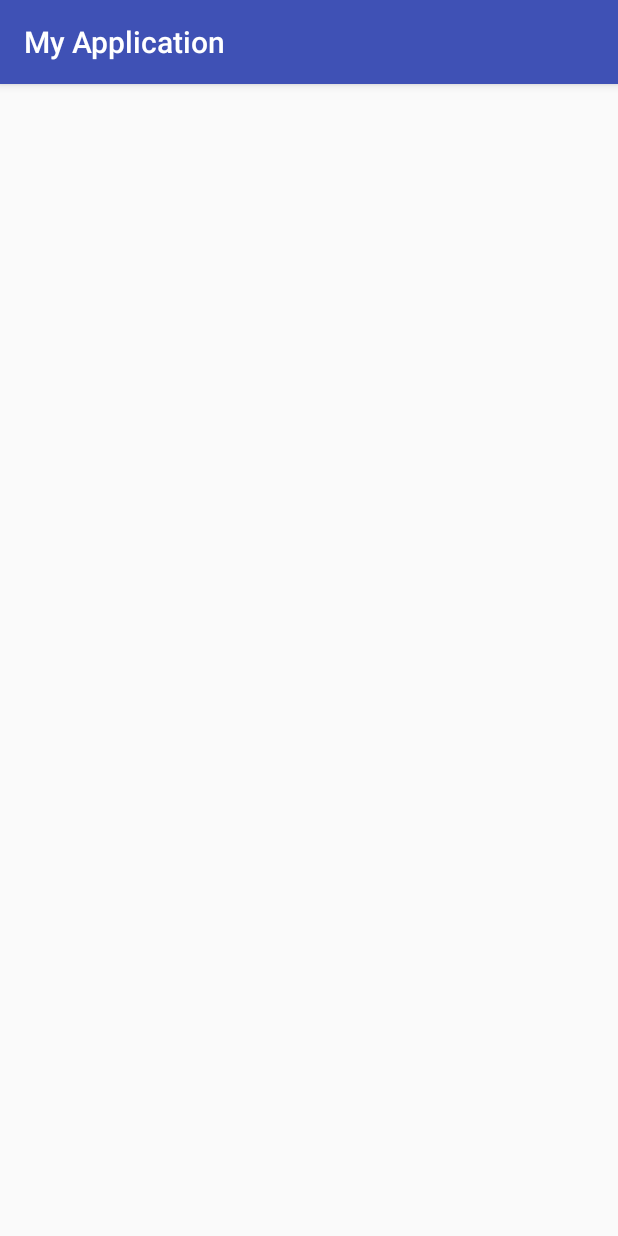
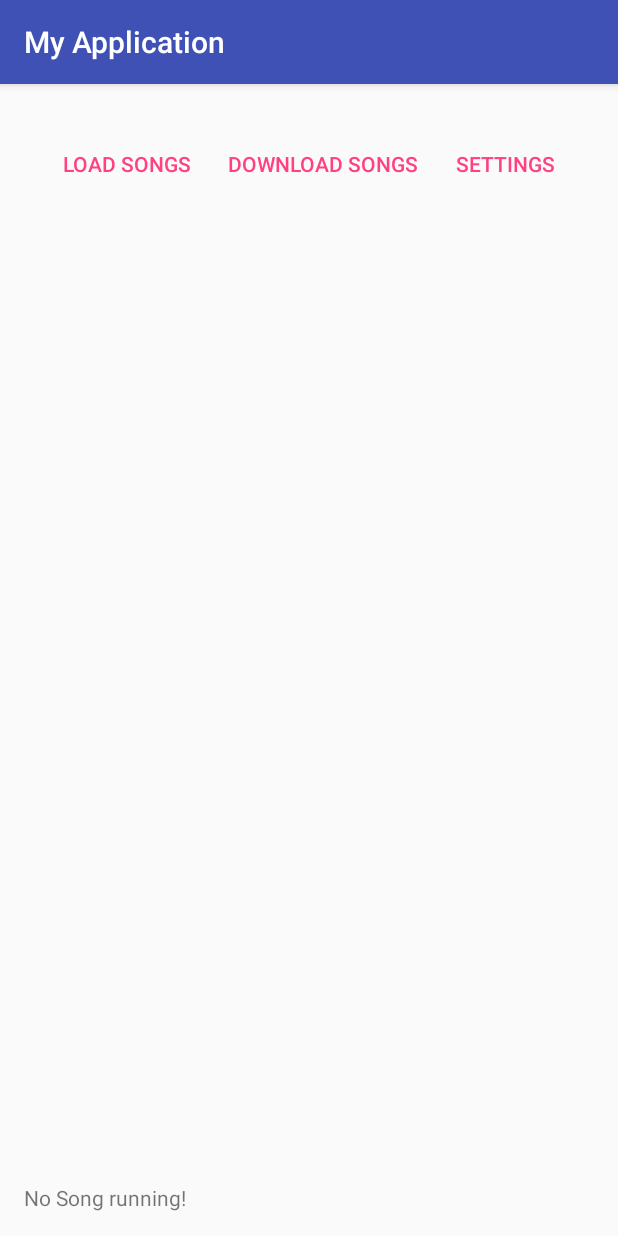
Before and after one commit to BGMitkov/SimpleMediaPlayer, an Android app: the screen it shows after launch (MainActivity), on a phone screen of 412 x 824 dp. Run offline under Robolectric (Android 15) with nearby library versions, the phone set to English and light mode, and no system bars; plain views replace ContentLoadingProgressBarr.

Commit message:
working version of the app, without settings on genre

```diff
--- a/app/src/main/java/com/example/bgmitkov/myapplication/LocalStorageMusicLoader.java
+++ b/app/src/main/java/com/example/bgmitkov/myapplication/LocalStorageMusicLoader.java
@@ -38,6 +38,7 @@ final class LocalStorageMusicLoader implements LoaderManager.LoaderCallbacks<Cur
     @Override
     public void onLoadFinished(Loader<Cursor> loader, Cursor data) {
         cursorAdapter.swapCursor(data);
+
     }
 
     @Override
--- a/app/src/main/java/com/example/bgmitkov/myapplication/MainActivity.java
+++ b/app/src/main/java/com/example/bgmitkov/myapplication/MainActivity.java
@@ -1,15 +1,16 @@
 package com.example.bgmitkov.myapplication;
 
+import android.content.Intent;
 import android.database.Cursor;
 import android.media.AudioManager;
 import android.os.Bundle;
 import android.os.Environment;
 import android.provider.MediaStore;
 import android.support.v4.app.LoaderManager;
-import android.support.v4.widget.CursorAdapter;
-import android.support.v4.widget.SimpleCursorAdapter;
 import android.support.v7.app.AppCompatActivity;
+import android.view.View;
 import android.widget.ListView;
+import android.widget.TextView;
 
 
 public class MainActivity extends AppCompatActivity {
@@ -17,6 +18,8 @@ public class MainActivity extends AppCompatActivity {
     ListView listView = null;
     MyMediaPlayer mediaPlayer = null;
     MyListAdapter cursorAdapter = null;
+
+
     private LoaderManager.LoaderCallbacks<Cursor> externalStorageMusicLoader = null;
     private LoaderManager.LoaderCallbacks<Cursor> internalStorageMusicLoader = null;
     private static final int INTERNAL_STORAGE_MUSIC_LOADER_ID = 1;
@@ -36,30 +39,40 @@ public class MainActivity extends AppCompatActivity {
         setContentView(R.layout.activity_main);
 
         listView = (ListView) findViewById(R.id._list_view);
+        TextView runningSongHolder = (TextView) findViewById(R.id._text_view);
 
-        mediaPlayer = new MyMediaPlayer(listView);
+        mediaPlayer = new MyMediaPlayer(listView, runningSongHolder);
         mediaPlayer.setAudioStreamType(AudioManager.STREAM_MUSIC);
 
-        String[] fromColumns = {MediaStore.Audio.Media.DISPLAY_NAME,MediaStore.Audio.Media.DATA};
-        int[] toViews = {R.id._display_name,R.id._file_path};
+        /*String[] fromColumns = {MediaStore.Audio.Media.DISPLAY_NAME,MediaStore.Audio.Media.DATA};
+        int[] toViews = {R.id._display_name,R.id._file_path};*/
 
         cursorAdapter = new MyListAdapter(this, null);
-        boolean externalStorage = isExternalStorageReadable();
+
         internalStorageMusicLoader = new LocalStorageMusicLoader(this, MediaStore.Audio.Media.INTERNAL_CONTENT_URI, PROJECTION,SELECTION, cursorAdapter);
-        externalStorageMusicLoader = externalStorage?new LocalStorageMusicLoader(this,  MediaStore.Audio.Media.EXTERNAL_CONTENT_URI, PROJECTION,SELECTION, cursorAdapter):null;
+        externalStorageMusicLoader = isExternalStorageReadable()?new LocalStorageMusicLoader(this,  MediaStore.Audio.Media.EXTERNAL_CONTENT_URI, PROJECTION,SELECTION, cursorAdapter):null;
 
         listView.setAdapter(cursorAdapter);
         listView.setOnItemClickListener(new OnItemClickListener(mediaPlayer));
+        mediaPlayer.setOnErrorListener(new OnErrorListener());
+        mediaPlayer.setOnCompletionListener(new OnCompleteListener());
 
-        mediaPlayer.setOnErrorListener(new OnErrorListener());
+    }
 
+    public void _get_songs(View view) {
         LoaderManager loaderManager = getSupportLoaderManager();
         loaderManager.initLoader(INTERNAL_STORAGE_MUSIC_LOADER_ID, null, internalStorageMusicLoader);
-        if(externalStorage) loaderManager.initLoader(EXTERNAL_STORAGE_MUSIC_LOADER_ID, null, externalStorageMusicLoader);
+        if(isExternalStorageReadable()) loaderManager.initLoader(EXTERNAL_STORAGE_MUSIC_LOADER_ID, null, externalStorageMusicLoader);
+
     }
 
-    public void _play_music(ListView view) {
+    public void _download_songs(View view) {
+        new AsyncDownloadSongs(this, listView).execute("http://m.yaht.net/repo/muzic/01-Misunderstood.mp3");
+    }
 
+    public void _start_settings_activity(View view) {
+        Intent intent = new Intent(this, Settings.class);
+        startActivity(intent);
     }
 
     public boolean isExternalStorageReadable() {
@@ -70,4 +83,5 @@ public class MainActivity extends AppCompatActivity {
         }
         return false;
     }
+
 }
--- a/app/src/main/java/com/example/bgmitkov/myapplication/MyListAdapter.java
+++ b/app/src/main/java/com/example/bgmitkov/myapplication/MyListAdapter.java
@@ -4,17 +4,11 @@ import android.content.Context;
 import android.database.Cursor;
 import android.graphics.Color;
 import android.provider.MediaStore;
-import android.support.annotation.LayoutRes;
-import android.support.annotation.NonNull;
-import android.support.annotation.Nullable;
 import android.support.v4.widget.CursorAdapter;
 import android.view.LayoutInflater;
 import android.view.View;
 import android.view.ViewGroup;
-import android.widget.ArrayAdapter;
 import android.widget.TextView;
-
-import org.w3c.dom.Text;
 
 import java.util.List;
 
@@ -23,9 +17,9 @@ import java.util.List;
  */
 
 final class MyListAdapter extends CursorAdapter {
-
     public MyListAdapter(Context context, Cursor c) {
         super(context, c, 0);
+
     }
 
     @Override
@@ -37,7 +31,7 @@ final class MyListAdapter extends CursorAdapter {
     public void bindView(View view, Context context, Cursor cursor) {
         TextView tvName = (TextView) view.findViewById(R.id._display_name);
         TextView tvPath = (TextView) view.findViewById(R.id._file_path);
-        tvName.setTextColor(Color.BLACK);
+
         String name = cursor.getString(cursor.getColumnIndexOrThrow(MediaStore.Audio.Media.DISPLAY_NAME));
         String path = cursor.getString(cursor.getColumnIndexOrThrow(MediaStore.Audio.Media.DATA));
 
@@ -46,4 +40,19 @@ final class MyListAdapter extends CursorAdapter {
 
     }
 
+    /*@Override
+    public View getView(int position, View convertView, ViewGroup parent) {
+        View view = convertView;
+        if(view == null) {
+            LayoutInflater vi = (LayoutInflater) mContext.getSystemService(Context.LAYOUT_INFLATER_SERVICE);
+            view = vi.inflate(R.layout.list_item, parent, null);
+        }
+
+        Item item = (Item) items.get(position);
+
+        if(item != null) {
+
+        }
+
+    }*/
 }
--- a/app/src/main/java/com/example/bgmitkov/myapplication/MyMediaPlayer.java
+++ b/app/src/main/java/com/example/bgmitkov/myapplication/MyMediaPlayer.java
@@ -2,6 +2,9 @@ package com.example.bgmitkov.myapplication;
 
 import android.media.MediaPlayer;
 import android.widget.ListView;
+import android.widget.TextView;
+
+import org.w3c.dom.Text;
 
 /**
  * Created by bgmitkov on 22.5.2018 г..
@@ -11,11 +14,13 @@ final class MyMediaPlayer extends MediaPlayer {
 
     private int lastPosition;
     private ListView listView;
+    private TextView textView;
 
-    MyMediaPlayer(ListView listView) {
+    MyMediaPlayer(ListView listView, TextView textView) {
         super();
         lastPosition = -1;
         this.listView = listView;
+        this.textView = textView;
     }
 
     public int getLastPosition() {
@@ -30,7 +35,7 @@ final class MyMediaPlayer extends MediaPlayer {
         return listView;
     }
 
-    public void setListView(ListView listView) {
-        this.listView = listView;
+    public TextView getTextView() {
+        return textView;
     }
 }
--- a/app/src/main/res/layout/activity_main.xml
+++ b/app/src/main/res/layout/activity_main.xml
@@ -1,6 +1,5 @@
 <?xml version="1.0" encoding="utf-8"?>
 <LinearLayout xmlns:android="http://schemas.android.com/apk/res/android"
-
     xmlns:tools="http://schemas.android.com/tools"
     android:layout_width="match_parent"
     android:layout_height="match_parent"
@@ -11,28 +10,60 @@
     android:orientation="vertical"
     tools:context="com.example.bgmitkov.myapplication.MainActivity">
 
-  <!--  <Button
-        android:id="@+id/_btn_get_music"
-        android:layout_width="fill_parent"
+    <LinearLayout
+        android:layout_width="match_parent"
         android:layout_height="wrap_content"
-        android:onClick="_get_music"
-        android:text="Display Music" />-->
+        android:orientation="horizontal"
+        style="?android:buttonBarButtonStyle">
+        <Button
+            android:id="@+id/_btn_get_songs"
+            android:layout_width="wrap_content"
+            android:layout_height="wrap_content"
+            android:onClick="_get_songs"
+            android:text="@string/load_button_text"
+            style="?android:buttonBarButtonStyle"/>
 
+        <Button
+            android:id="@+id/_download_songs"
+            android:layout_width="wrap_content"
+            android:layout_height="wrap_content"
+            android:onClick="_download_songs"
+            android:text="@string/download_button"
+            style="?android:buttonBarButtonStyle"/>
+
+        <Button
+            android:id="@+id/_settings_button"
+            android:layout_width="wrap_content"
+            android:layout_height="wrap_content"
+            android:onClick="_start_setting_activity"
+            android:text="@string/settings_button_text"
+            style="?android:buttonBarButtonStyle"/>
+    </LinearLayout>
+
+    <LinearLayout
+        android:layout_width="match_parent"
+        android:layout_height="wrap_content"
+        android:layout_weight="1">
         <ListView
             android:id="@+id/_list_view"
             android:layout_width="match_parent"
             android:layout_height="wrap_content"
-        android:layout_marginTop="20dp"
+            android:layout_gravity="center"
             android:clickable="true"
-        android:ems="10" >
+            android:smoothScrollbar="true"
+            >
         </ListView>
+    </LinearLayout>
 
-    <!--<android.support.v4.widget.ContentLoadingProgressBarr
-        android:id="@+id/indeterminateBar"
-        style="@android:style/Widget.ProgressBar.Inverse"
-        android:layout_width="wrap_content"
+    <LinearLayout
+        android:layout_width="match_parent"
+        android:layout_height="wrap_content">
+        <TextView
+            android:id="@+id/_text_view"
+            android:layout_width="match_parent"
             android:layout_height="wrap_content"
-        android:gravity="gravity."
-        />-->
+            android:text="@string/running_song_holder_text"
 
+            />
     </LinearLayout>
+</LinearLayout>
--- a/app/src/main/res/values/strings.xml
+++ b/app/src/main/res/values/strings.xml
@@ -1,3 +1,8 @@
 <resources>
     <string name="app_name">My Application</string>
+    <string name="load_button_text">Load Songs</string>
+    <string name="download_button">Download Songs</string>
+    <string name="running_song_holder_text">No Song running!</string>
+    <string name="title_activity_settings">Settings</string>
+    <string name="settings_button_text">Settings</string>
 </resources>
--- a/build.gradle
+++ b/build.gradle
@@ -5,7 +5,7 @@ buildscript {
         jcenter()
     }
     dependencies {
-        classpath 'com.android.tools.build:gradle:1.5.0'
+        classpath 'com.android.tools.build:gradle:2.3.2'
 
         // NOTE: Do not place your application dependencies here; they belong
         // in the individual module build.gradle files
```
Also changed, not shown: app/build.gradle (+8 -4 lines), app/src/main/AndroidManifest.xml (+7 -0 lines), app/src/main/java/com/example/bgmitkov/myapplication/AsyncDownloadSongs.java (added, +126 -0 lines), app/src/main/java/com/example/bgmitkov/myapplication/DownloadMusicActivity.java (added, +35 -0 lines), app/src/main/java/com/example/bgmitkov/myapplication/OnCompleteListener.java (added, +60 -0 lines), app/src/main/java/com/example/bgmitkov/myapplication/OnItemClickListener.java (+15 -9 lines), app/src/main/java/com/example/bgmitkov/myapplication/Settings.java (added, +13 -0 lines), app/src/main/res/layout/activity_download_music.xml (added, +9 -0 lines), app/src/main/res/layout/activity_settings.xml (added, +9 -0 lines), app/src/main/res/drawable/volume_up.png (deleted), gradle/wrapper/gradle-wrapper.properties. Lines whose indentation alone changed are shown as unchanged.
